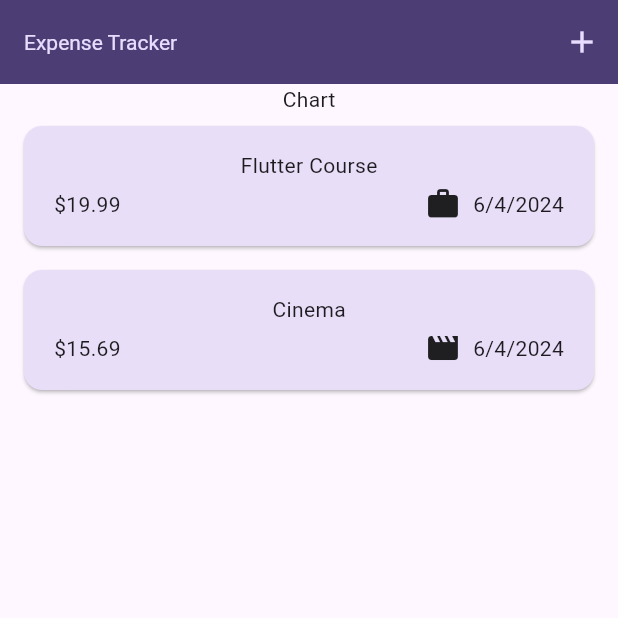
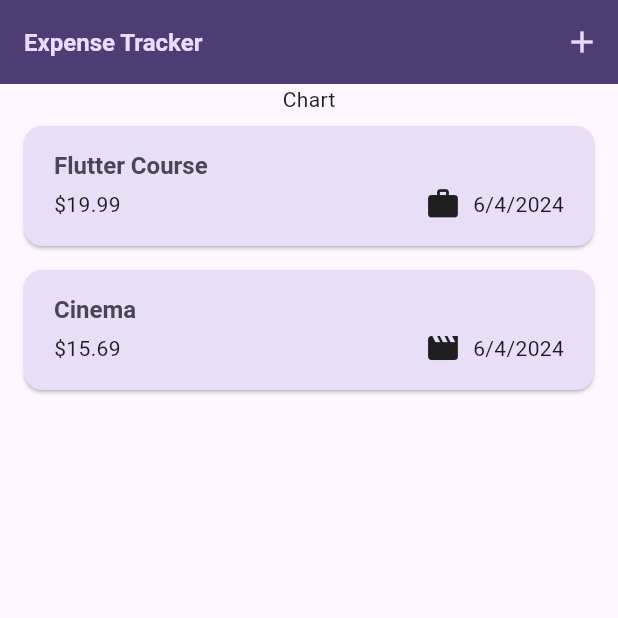
Before and after one commit to sanchitd9/expense-tracker-flutter, a Flutter app: the screen it shows after launch, on a phone screen of 412 x 824 dp, the top half of it. Run offline on Flutter 3.47's test engine with Material 3 defaults, Android fonts, the phone set to English and light mode, and no system bars.

Commit message:
Fine tune some widgets

```diff
--- a/lib/main.dart
+++ b/lib/main.dart
@@ -27,9 +27,9 @@ void main() {
       ),
       textTheme: ThemeData().textTheme.copyWith(
             titleLarge: TextStyle(
-              fontWeight: FontWeight.normal,
+              fontWeight: FontWeight.bold,
               color: kColorScheme.onSecondaryContainer,
-              fontSize: 14,
+              fontSize: 16,
             ),
           ),
     ),
--- a/lib/widgets/expenses_list/expense_item.dart
+++ b/lib/widgets/expenses_list/expense_item.dart
@@ -15,8 +15,12 @@ class ExpenseItem extends StatelessWidget {
           vertical: 16,
         ),
         child: Column(
+          crossAxisAlignment: CrossAxisAlignment.start,
           children: [
-            Text(expense.title),
+            Text(
+              expense.title,
+              style: Theme.of(context).textTheme.titleLarge,
+            ),
             const SizedBox(
               height: 4,
             ),
--- a/lib/widgets/expenses_list/expenses_list.dart
+++ b/lib/widgets/expenses_list/expenses_list.dart
@@ -17,6 +17,12 @@ class ExpensesList extends StatelessWidget {
     return ListView.builder(
       itemCount: expenses.length,
       itemBuilder: (context, index) => Dismissible(
+        background: Container(
+          color: Theme.of(context).colorScheme.error,
+          margin: EdgeInsets.symmetric(
+            horizontal: Theme.of(context).cardTheme.margin!.horizontal,
+          ),
+        ),
         key: ValueKey(expenses[index]),
         onDismissed: (direction) => onRemoveExpense(expenses[index]),
         child: ExpenseItem(expenses[index]),
```
